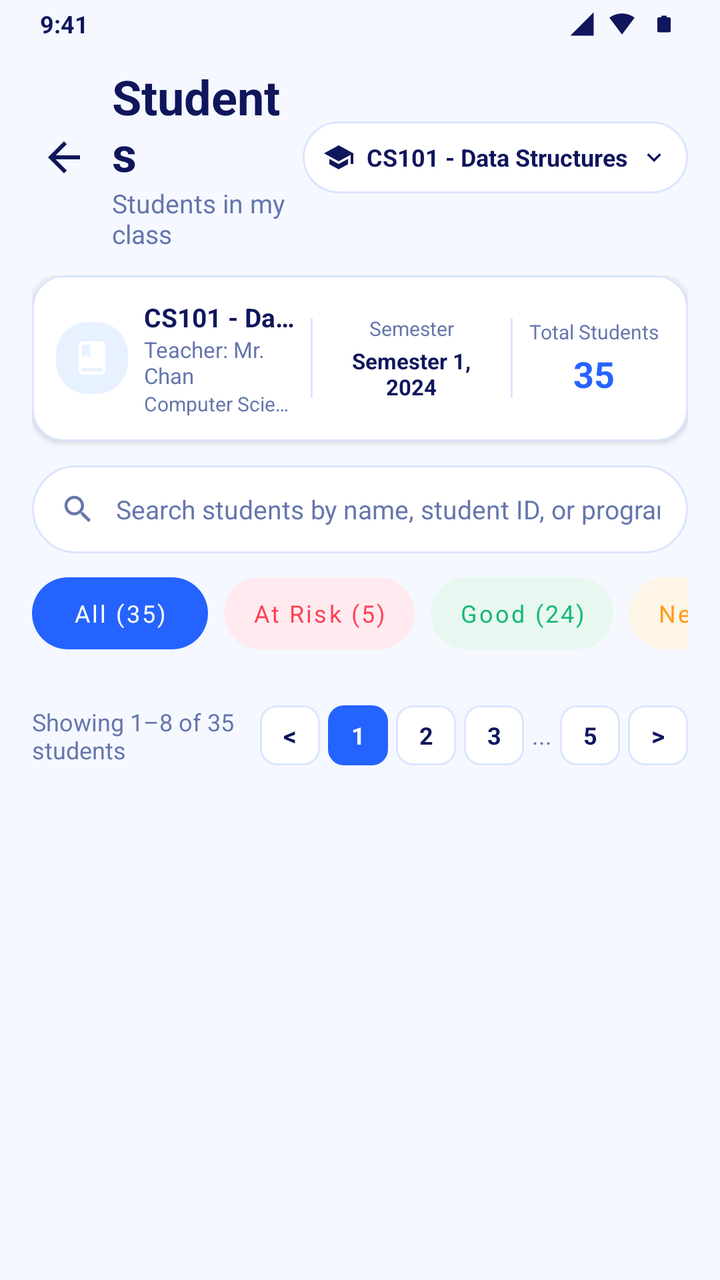
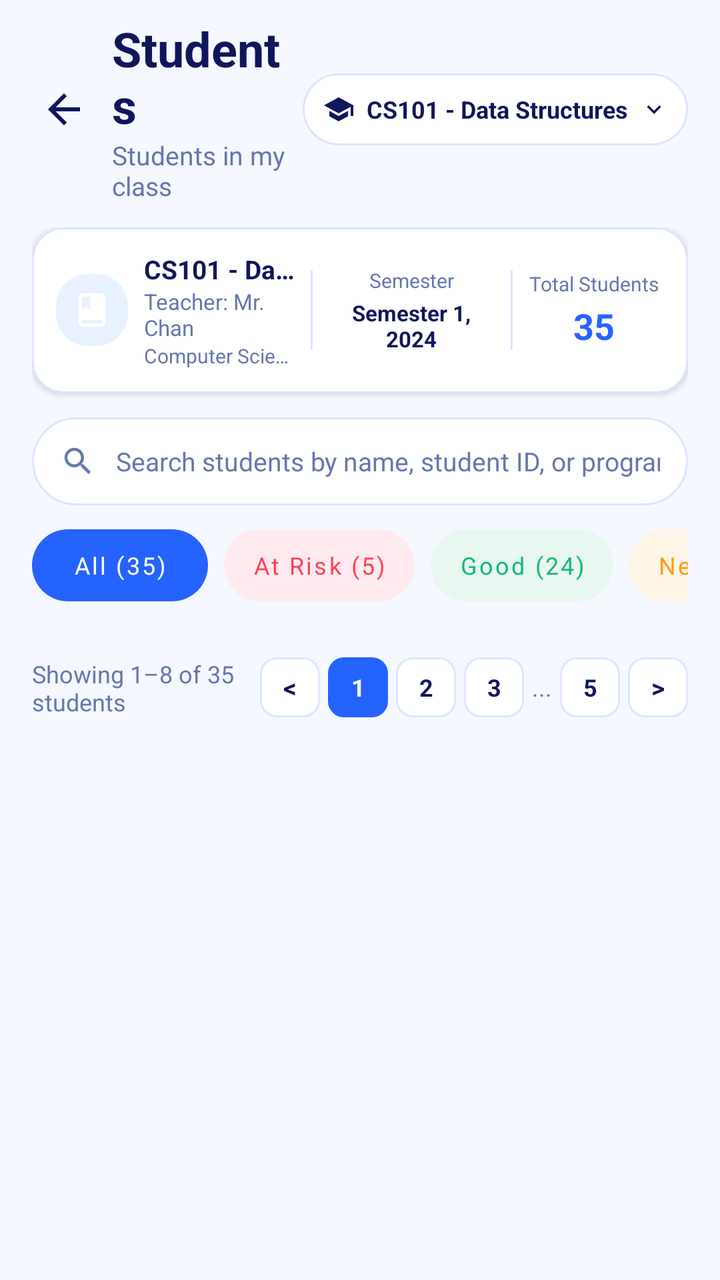

Compare the two renders of this Android layout. The source of the first and the diff that turns it into the second are given below.
<!-- AndroidManifest.xml: application theme Theme.Studentlearnanalytics -->
<!-- res/layout/fragment_teacher_students.xml -->
<?xml version="1.0" encoding="utf-8"?>
<LinearLayout
    xmlns:android="http://schemas.android.com/apk/res/android"
    xmlns:app="http://schemas.android.com/apk/res-auto"
    android:layout_width="match_parent"
    android:layout_height="match_parent"
    android:orientation="vertical"
    android:background="@color/teacher_bg"
    android:fitsSystemWindows="true">

    
    <RelativeLayout
        android:layout_width="match_parent"
        android:layout_height="24dp"
        android:paddingStart="20dp"
        android:paddingEnd="20dp"
        android:gravity="center_vertical">

        <TextView
            android:id="@+id/tvStatusBarTime"
            android:layout_width="wrap_content"
            android:layout_height="wrap_content"
            android:text="9:41"
            android:textColor="@color/teacher_dark_navy"
            android:textSize="12sp"
            android:textStyle="bold"
            android:layout_alignParentStart="true"
            android:layout_centerVertical="true"/>

        <LinearLayout
            android:layout_width="wrap_content"
            android:layout_height="wrap_content"
            android:orientation="horizontal"
            android:gravity="center_vertical"
            android:layout_alignParentEnd="true"
            android:layout_centerVertical="true">

            <ImageView
                android:layout_width="14dp"
                android:layout_height="14dp"
                android:src="@drawable/ic_signal_status"
                app:tint="@color/teacher_dark_navy"
                android:contentDescription="Signal" />

            <ImageView
                android:layout_width="14dp"
                android:layout_height="14dp"
                android:layout_marginStart="6dp"
                android:src="@drawable/ic_wifi_status"
                app:tint="@color/teacher_dark_navy"
                android:contentDescription="WiFi" />

            <ImageView
                android:layout_width="16dp"
                android:layout_height="14dp"
                android:layout_marginStart="6dp"
                android:src="@drawable/ic_battery_status"
                app:tint="@color/teacher_dark_navy"
                android:contentDescription="Battery" />
        </LinearLayout>
    </RelativeLayout>

    
    <LinearLayout
        android:layout_width="match_parent"
        android:layout_height="wrap_content"
        android:orientation="horizontal"
        android:gravity="center_vertical"
        android:paddingStart="16dp"
        android:paddingEnd="16dp"
        android:paddingTop="8dp"
        android:paddingBottom="8dp">

        <ImageView
            android:id="@+id/btnTeacherStudentsBack"
            android:layout_width="32dp"
            android:layout_height="32dp"
            android:padding="4dp"
            android:src="@drawable/ic_back"
            app:tint="@color/teacher_dark_navy"
            android:contentDescription="Back"
            android:clickable="true"
            android:focusable="true"
            android:background="?attr/selectableItemBackgroundBorderless" />

        <LinearLayout
            android:layout_width="0dp"
            android:layout_height="wrap_content"
            android:layout_weight="1"
            android:layout_marginStart="8dp"
            android:orientation="vertical">

            <TextView
                android:layout_width="wrap_content"
                android:layout_height="wrap_content"
                android:text="Students"
                android:textColor="@color/teacher_dark_navy"
                android:textSize="24sp"
                android:textStyle="bold" />

            <TextView
                android:layout_width="wrap_content"
                android:layout_height="wrap_content"
                android:text="Students in my class"
                android:textColor="@color/teacher_secondary_text"
                android:textSize="13sp" />
        </LinearLayout>

        
        <LinearLayout
            android:id="@+id/btnCourseSelector"
            android:layout_width="wrap_content"
            android:layout_height="36dp"
            android:background="@drawable/bg_teacher_dropdown"
            android:gravity="center_vertical"
            android:orientation="horizontal"
            android:paddingHorizontal="10dp"
            android:clickable="true"
            android:focusable="true"
            android:foreground="?attr/selectableItemBackground">

            <ImageView
                android:layout_width="16dp"
                android:layout_height="16dp"
                android:src="@drawable/ic_graduation_cap"
                app:tint="@color/teacher_dark_navy"
                android:contentDescription="Course" />

            <TextView
                android:id="@+id/tvSelectedCourseName"
                android:layout_width="wrap_content"
                android:layout_height="wrap_content"
                android:layout_marginStart="6dp"
                android:layout_marginEnd="6dp"
                android:text="CS101 - Data Structures"
                android:textColor="@color/teacher_dark_navy"
                android:textSize="12sp"
                android:textStyle="bold" />

            <ImageView
                android:layout_width="14dp"
                android:layout_height="14dp"
                android:src="@drawable/ic_chevron_down"
                app:tint="@color/teacher_dark_navy"
                android:contentDescription="Dropdown" />
        </LinearLayout>
    </LinearLayout>

    <ScrollView
        android:layout_width="match_parent"
        android:layout_height="0dp"
        android:layout_weight="1"
        android:fillViewport="true"
        android:scrollbars="none">

        <LinearLayout
            android:layout_width="match_parent"
            android:layout_height="wrap_content"
            android:orientation="vertical"
            android:paddingHorizontal="16dp"
            android:paddingTop="4dp"
            android:paddingBottom="16dp">

            
            <com.google.android.material.card.MaterialCardView
                android:id="@+id/cardSelectedClassSummary"
                android:layout_width="match_parent"
                android:layout_height="wrap_content"
                android:layout_marginBottom="12dp"
                app:cardBackgroundColor="@color/teacher_card_bg"
                app:cardCornerRadius="16dp"
                app:cardElevation="2dp"
                app:strokeColor="@color/teacher_border"
                app:strokeWidth="1dp">

                <LinearLayout
                    android:layout_width="match_parent"
                    android:layout_height="wrap_content"
                    android:orientation="horizontal"
                    android:padding="12dp"
                    android:gravity="center_vertical">

                    
                    <LinearLayout
                        android:layout_width="0dp"
                        android:layout_height="wrap_content"
                        android:layout_weight="1.4"
                        android:orientation="horizontal"
                        android:gravity="center_vertical">

                        <ImageView
                            android:layout_width="36dp"
                            android:layout_height="36dp"
                            android:padding="8dp"
                            android:src="@drawable/ic_book"
                            app:tint="@color/white"
                            android:background="@drawable/bg_course_icon_blue"
                            android:contentDescription="Course Icon" />

                        <LinearLayout
                            android:layout_width="match_parent"
                            android:layout_height="wrap_content"
                            android:layout_marginStart="8dp"
                            android:orientation="vertical">

                            <TextView
                                android:id="@+id/tvSummaryCourseName"
                                android:layout_width="wrap_content"
                                android:layout_height="wrap_content"
                                android:text="CS101 - Data Structures"
                                android:textColor="@color/teacher_dark_navy"
                                android:textSize="13sp"
                                android:textStyle="bold"
                                android:ellipsize="end"
                                android:singleLine="true" />

                            <TextView
                                android:id="@+id/tvSummaryTeacherName"
                                android:layout_width="wrap_content"
                                android:layout_height="wrap_content"
                                android:text="Teacher: Mr. Chan"
                                android:textColor="@color/teacher_secondary_text"
                                android:textSize="11sp" />

                            <TextView
                                android:id="@+id/tvSummaryDepartmentName"
                                android:layout_width="wrap_content"
                                android:layout_height="wrap_content"
                                android:text="Computer Science Dept."
                                android:textColor="@color/teacher_secondary_text"
                                android:textSize="10sp"
                                android:ellipsize="end"
                                android:singleLine="true" />
                        </LinearLayout>
                    </LinearLayout>

                    
                    <View
                        android:layout_width="1dp"
                        android:layout_height="40dp"
                        android:layout_marginHorizontal="6dp"
                        android:background="@color/teacher_border" />

                    
                    <LinearLayout
                        android:layout_width="0dp"
                        android:layout_height="wrap_content"
                        android:layout_weight="1"
                        android:orientation="vertical"
                        android:gravity="center">

                        <TextView
                            android:layout_width="wrap_content"
                            android:layout_height="wrap_content"
                            android:text="Semester"
                            android:textColor="@color/teacher_secondary_text"
                            android:textSize="10sp" />

                        <TextView
                            android:id="@+id/tvSummarySemester"
                            android:layout_width="wrap_content"
                            android:layout_height="wrap_content"
                            android:layout_marginTop="2dp"
                            android:text="Semester 1, 2024"
                            android:textColor="@color/teacher_dark_navy"
                            android:textSize="11sp"
                            android:textStyle="bold"
                            android:gravity="center" />
                    </LinearLayout>

                    
                    <View
                        android:layout_width="1dp"
                        android:layout_height="40dp"
                        android:layout_marginHorizontal="6dp"
                        android:background="@color/teacher_border" />

                    
                    <LinearLayout
                        android:layout_width="0dp"
                        android:layout_height="wrap_content"
                        android:layout_weight="0.8"
                        android:orientation="vertical"
                        android:gravity="center">

                        <TextView
                            android:layout_width="wrap_content"
                            android:layout_height="wrap_content"
                            android:text="Total Students"
                            android:textColor="@color/teacher_secondary_text"
                            android:textSize="10sp" />

                        <TextView
                            android:id="@+id/tvSummaryTotalStudents"
                            android:layout_width="wrap_content"
                            android:layout_height="wrap_content"
                            android:layout_marginTop="2dp"
                            android:text="35"
                            android:textColor="@color/teacher_primary_blue"
                            android:textSize="18sp"
                            android:textStyle="bold" />
                    </LinearLayout>

                </LinearLayout>
            </com.google.android.material.card.MaterialCardView>

            
            <LinearLayout
                android:layout_width="match_parent"
                android:layout_height="44dp"
                android:background="@drawable/bg_search_input"
                android:gravity="center_vertical"
                android:orientation="horizontal"
                android:paddingHorizontal="14dp"
                android:layout_marginBottom="12dp">

                <ImageView
                    android:layout_width="18dp"
                    android:layout_height="18dp"
                    android:src="@drawable/ic_search"
                    app:tint="@color/teacher_secondary_text"
                    android:contentDescription="Search" />

                <EditText
                    android:id="@+id/edtSearchStudents"
                    android:layout_width="match_parent"
                    android:layout_height="match_parent"
                    android:layout_marginStart="10dp"
                    android:background="@null"
                    android:hint="Search students by name, student ID, or program..."
                    android:imeOptions="actionSearch"
                    android:inputType="text"
                    android:textColor="@color/teacher_dark_navy"
                    android:textColorHint="@color/teacher_secondary_text"
                    android:textSize="13sp" />
            </LinearLayout>

            
            <HorizontalScrollView
                android:layout_width="match_parent"
                android:layout_height="wrap_content"
                android:scrollbars="none"
                android:layout_marginBottom="12dp">

                <LinearLayout
                    android:layout_width="wrap_content"
                    android:layout_height="wrap_content"
                    android:orientation="horizontal"
                    android:gravity="center_vertical">

                    <com.google.android.material.button.MaterialButton
                        android:id="@+id/btnFilterAll"
                        style="@style/Widget.MaterialComponents.Button.UnelevatedButton"
                        android:layout_width="wrap_content"
                        android:layout_height="36dp"
                        android:text="All (35)"
                        android:textAllCaps="false"
                        android:textSize="12sp"
                        android:textColor="@color/white"
                        app:backgroundTint="@color/teacher_primary_blue"
                        app:cornerRadius="18dp"
                        android:paddingHorizontal="14dp"
                        android:insetTop="0dp"
                        android:insetBottom="0dp" />

                    <com.google.android.material.button.MaterialButton
                        android:id="@+id/btnFilterAtRisk"
                        style="@style/Widget.MaterialComponents.Button.UnelevatedButton"
                        android:layout_width="wrap_content"
                        android:layout_height="36dp"
                        android:layout_marginStart="8dp"
                        android:text="At Risk (5)"
                        android:textAllCaps="false"
                        android:textSize="12sp"
                        android:textColor="@color/status_at_risk_text"
                        app:backgroundTint="@color/status_at_risk_bg"
                        app:cornerRadius="18dp"
                        android:paddingHorizontal="14dp"
                        android:insetTop="0dp"
                        android:insetBottom="0dp" />

                    <com.google.android.material.button.MaterialButton
                        android:id="@+id/btnFilterGood"
                        style="@style/Widget.MaterialComponents.Button.UnelevatedButton"
                        android:layout_width="wrap_content"
                        android:layout_height="36dp"
                        android:layout_marginStart="8dp"
                        android:text="Good (24)"
                        android:textAllCaps="false"
                        android:textSize="12sp"
                        android:textColor="@color/status_good_text"
                        app:backgroundTint="@color/status_good_bg"
                        app:cornerRadius="18dp"
                        android:paddingHorizontal="14dp"
                        android:insetTop="0dp"
                        android:insetBottom="0dp" />

                    <com.google.android.material.button.MaterialButton
                        android:id="@+id/btnFilterNeedAttention"
                        style="@style/Widget.MaterialComponents.Button.UnelevatedButton"
                        android:layout_width="wrap_content"
                        android:layout_height="36dp"
                        android:layout_marginStart="8dp"
                        android:text="Need Attention (6)"
                        android:textAllCaps="false"
                        android:textSize="12sp"
                        android:textColor="@color/status_attention_text"
                        app:backgroundTint="@color/status_attention_bg"
                        app:cornerRadius="18dp"
                        android:paddingHorizontal="14dp"
                        android:insetTop="0dp"
                        android:insetBottom="0dp" />

                    <LinearLayout
                        android:id="@+id/btnFilterDropdown"
                        android:layout_width="wrap_content"
                        android:layout_height="36dp"
                        android:layout_marginStart="8dp"
                        android:background="@drawable/bg_teacher_dropdown"
                        android:gravity="center_vertical"
                        android:orientation="horizontal"
                        android:paddingHorizontal="12dp"
                        android:clickable="true"
                        android:focusable="true">

                        <ImageView
                            android:layout_width="14dp"
                            android:layout_height="14dp"
                            android:src="@drawable/ic_filter_sliders"
                            app:tint="@color/teacher_primary_blue"
                            android:contentDescription="Filter" />

                        <TextView
                            android:layout_width="wrap_content"
                            android:layout_height="wrap_content"
                            android:layout_marginStart="6dp"
                            android:layout_marginEnd="4dp"
                            android:text="Filter"
                            android:textColor="@color/teacher_primary_blue"
                            android:textSize="12sp"
                            android:textStyle="bold" />

                        <ImageView
                            android:layout_width="12dp"
                            android:layout_height="12dp"
                            android:src="@drawable/ic_chevron_down"
                            app:tint="@color/teacher_primary_blue"
                            android:contentDescription="Chevron" />
                    </LinearLayout>

                </LinearLayout>
            </HorizontalScrollView>

            
            <androidx.recyclerview.widget.RecyclerView
                android:id="@+id/rvStudentList"
                android:layout_width="match_parent"
                android:layout_height="wrap_content"
                android:nestedScrollingEnabled="false" />

            
            <LinearLayout
                android:layout_width="match_parent"
                android:layout_height="wrap_content"
                android:orientation="horizontal"
                android:gravity="center_vertical"
                android:layout_marginTop="8dp"
                android:paddingVertical="8dp">

                <TextView
                    android:id="@+id/tvPaginationInfo"
                    android:layout_width="0dp"
                    android:layout_height="wrap_content"
                    android:layout_weight="1"
                    android:text="Showing 1–8 of 35 students"
                    android:textColor="@color/teacher_secondary_text"
                    android:textSize="12sp" />

                <LinearLayout
                    android:id="@+id/layoutPaginationControls"
                    android:layout_width="wrap_content"
                    android:layout_height="wrap_content"
                    android:orientation="horizontal"
                    android:gravity="center_vertical">

                    <TextView
                        android:id="@+id/btnPagePrev"
                        android:layout_width="30dp"
                        android:layout_height="30dp"
                        android:gravity="center"
                        android:text="&lt;"
                        android:textColor="@color/teacher_dark_navy"
                        android:textSize="13sp"
                        android:textStyle="bold"
                        android:background="@drawable/bg_pagination_button_inactive"
                        android:clickable="true"
                        android:focusable="true" />

                    <TextView
                        android:id="@+id/btnPage1"
                        android:layout_width="30dp"
                        android:layout_height="30dp"
                        android:layout_marginStart="4dp"
                        android:gravity="center"
                        android:text="1"
                        android:textColor="@color/white"
                        android:textSize="12sp"
                        android:textStyle="bold"
                        android:background="@drawable/bg_pagination_button_active"
                        android:clickable="true"
                        android:focusable="true" />

                    <TextView
                        android:id="@+id/btnPage2"
                        android:layout_width="30dp"
                        android:layout_height="30dp"
                        android:layout_marginStart="4dp"
                        android:gravity="center"
                        android:text="2"
                        android:textColor="@color/teacher_dark_navy"
                        android:textSize="12sp"
                        android:textStyle="bold"
                        android:background="@drawable/bg_pagination_button_inactive"
                        android:clickable="true"
                        android:focusable="true" />

                    <TextView
                        android:id="@+id/btnPage3"
                        android:layout_width="30dp"
                        android:layout_height="30dp"
                        android:layout_marginStart="4dp"
                        android:gravity="center"
                        android:text="3"
                        android:textColor="@color/teacher_dark_navy"
                        android:textSize="12sp"
                        android:textStyle="bold"
                        android:background="@drawable/bg_pagination_button_inactive"
                        android:clickable="true"
                        android:focusable="true" />

                    <TextView
                        android:id="@+id/tvPageEllipsis"
                        android:layout_width="wrap_content"
                        android:layout_height="wrap_content"
                        android:layout_marginStart="4dp"
                        android:gravity="center"
                        android:text="..."
                        android:textColor="@color/teacher_secondary_text"
                        android:textSize="12sp" />

                    <TextView
                        android:id="@+id/btnPage5"
                        android:layout_width="30dp"
                        android:layout_height="30dp"
                        android:layout_marginStart="4dp"
                        android:gravity="center"
                        android:text="5"
                        android:textColor="@color/teacher_dark_navy"
                        android:textSize="12sp"
                        android:textStyle="bold"
                        android:background="@drawable/bg_pagination_button_inactive"
                        android:clickable="true"
                        android:focusable="true" />

                    <TextView
                        android:id="@+id/btnPageNext"
                        android:layout_width="30dp"
                        android:layout_height="30dp"
                        android:layout_marginStart="4dp"
                        android:gravity="center"
                        android:text="&gt;"
                        android:textColor="@color/teacher_dark_navy"
                        android:textSize="13sp"
                        android:textStyle="bold"
                        android:background="@drawable/bg_pagination_button_inactive"
                        android:clickable="true"
                        android:focusable="true" />
                </LinearLayout>
            </LinearLayout>

        </LinearLayout>
    </ScrollView>

</LinearLayout>
<!-- resources referenced by this layout -->
<resources>
  <color name="status_at_risk_bg">#FFEBEF</color>
  <color name="status_at_risk_text">#FF4055</color>
  <color name="status_attention_bg">#FFF5E6</color>
  <color name="status_attention_text">#FF9B16</color>
  <color name="status_good_bg">#E8F8F1</color>
  <color name="status_good_text">#16B879</color>
  <color name="teacher_bg">#F5F8FF</color>
  <color name="teacher_border">#DCE5FF</color>
  <color name="teacher_card_bg">#FFFFFF</color>
  <color name="teacher_dark_navy">#10165C</color>
  <color name="teacher_primary_blue">#2563FF</color>
  <color name="teacher_secondary_text">#6676AD</color>
  <color name="white">#FFFFFFFF</color>
  <!-- drawable bg_course_icon_blue (drawable) -->
  <?xml version="1.0" encoding="utf-8"?>
  <shape xmlns:android="http://schemas.android.com/apk/res/android"
      android:shape="rectangle">
      <solid android:color="#E8F1FF" />
      <corners android:radius="16dp" />
  </shape>
  <!-- drawable bg_pagination_button_active (drawable) -->
  <?xml version="1.0" encoding="utf-8"?>
  <shape xmlns:android="http://schemas.android.com/apk/res/android"
      android:shape="rectangle">
      <solid android:color="@color/teacher_primary_blue" />
      <corners android:radius="8dp" />
  </shape>
  <!-- drawable bg_search_input (drawable) -->
  <?xml version="1.0" encoding="utf-8"?>
  <shape xmlns:android="http://schemas.android.com/apk/res/android"
      android:shape="rectangle">
      <solid android:color="@color/teacher_card_bg" />
      <stroke
          android:width="1dp"
          android:color="@color/teacher_border" />
      <corners android:radius="24dp" />
  </shape>
  <!-- drawable bg_teacher_dropdown (drawable) -->
  <?xml version="1.0" encoding="utf-8"?>
  <shape xmlns:android="http://schemas.android.com/apk/res/android"
      android:shape="rectangle">
      <solid android:color="@color/teacher_card_bg" />
      <stroke
          android:width="1dp"
          android:color="@color/teacher_border" />
      <corners android:radius="20dp" />
  </shape>
  <!-- drawable ic_battery_status (drawable) -->
  <?xml version="1.0" encoding="utf-8"?>
  <vector xmlns:android="http://schemas.android.com/apk/res/android"
      android:width="22dp"
      android:height="14dp"
      android:viewportWidth="24"
      android:viewportHeight="24">
      <path
          android:fillColor="#111B6B"
          android:pathData="M15.67,4H14V2h-4v2H8.33C7.6,4 7,4.6 7,5.33v15.33C7,21.4 7.6,22 8.33,22h7.33c0.74,0 1.34,-0.6 1.34,-1.33V5.33C17,4.6 16.4,4 15.67,4z"/>
  </vector>
  <!-- drawable ic_filter_sliders (drawable) -->
  <vector xmlns:android="http://schemas.android.com/apk/res/android"
      android:width="24dp"
      android:height="24dp"
      android:viewportWidth="24"
      android:viewportHeight="24">
    <path
        android:fillColor="#FF000000"
        android:pathData="M10,18h4v-2h-4v2zM3,6v2h18V6H3zm3,7h12v-2H6v2z"/>
  </vector>
  <!-- drawable ic_signal_status (drawable) -->
  <?xml version="1.0" encoding="utf-8"?>
  <vector xmlns:android="http://schemas.android.com/apk/res/android"
      android:width="16dp"
      android:height="16dp"
      android:viewportWidth="24"
      android:viewportHeight="24">
      <path
          android:fillColor="#111B6B"
          android:pathData="M2,22h20V2L2,22z"/>
  </vector>
  <!-- drawable ic_wifi_status (drawable) -->
  <?xml version="1.0" encoding="utf-8"?>
  <vector xmlns:android="http://schemas.android.com/apk/res/android"
      android:width="16dp"
      android:height="16dp"
      android:viewportWidth="24"
      android:viewportHeight="24">
      <path
          android:fillColor="#111B6B"
          android:pathData="M12,3C7.95,3 4.21,4.34 1.2,6.6L12,21 22.8,6.6C19.79,4.34 16.05,3 12,3z"/>
  </vector>
  <color name="text_primary">#1E1B4B</color>
  <color name="primary">#5B3DF5</color>
  <color name="primary_dark">#4324EB</color>
  <color name="primary_light">#5B3DF5</color>
  <color name="app_background">#F8F9FC</color>
  <!-- unchanged entries left out for length: 7 -->
</resources>

<!-- the commit's change to res/layout/fragment_teacher_students.xml (unified diff, before → after) -->
@@ -7,58 +7,6 @@
     android:orientation="vertical"
     android:background="@color/teacher_bg"
     android:fitsSystemWindows="true">
-
-    
-    <RelativeLayout
-        android:layout_width="match_parent"
-        android:layout_height="24dp"
-        android:paddingStart="20dp"
-        android:paddingEnd="20dp"
-        android:gravity="center_vertical">
-
-        <TextView
-            android:id="@+id/tvStatusBarTime"
-            android:layout_width="wrap_content"
-            android:layout_height="wrap_content"
-            android:text="9:41"
-            android:textColor="@color/teacher_dark_navy"
-            android:textSize="12sp"
-            android:textStyle="bold"
-            android:layout_alignParentStart="true"
-            android:layout_centerVertical="true"/>
-
-        <LinearLayout
-            android:layout_width="wrap_content"
-            android:layout_height="wrap_content"
-            android:orientation="horizontal"
-            android:gravity="center_vertical"
-            android:layout_alignParentEnd="true"
-            android:layout_centerVertical="true">
-
-            <ImageView
-                android:layout_width="14dp"
-                android:layout_height="14dp"
-                android:src="@drawable/ic_signal_status"
-                app:tint="@color/teacher_dark_navy"
-                android:contentDescription="Signal" />
-
-            <ImageView
-                android:layout_width="14dp"
-                android:layout_height="14dp"
-                android:layout_marginStart="6dp"
-                android:src="@drawable/ic_wifi_status"
-                app:tint="@color/teacher_dark_navy"
-                android:contentDescription="WiFi" />
-
-            <ImageView
-                android:layout_width="16dp"
-                android:layout_height="14dp"
-                android:layout_marginStart="6dp"
-                android:src="@drawable/ic_battery_status"
-                app:tint="@color/teacher_dark_navy"
-                android:contentDescription="Battery" />
-        </LinearLayout>
-    </RelativeLayout>
 
     
     <LinearLayout
<!-- resource entries referenced after the edit -->
@@ -47,17 +47,6 @@
           android:color="@color/teacher_border" />
       <corners android:radius="20dp" />
   </shape>
-  <!-- drawable ic_battery_status (drawable) -->
-  <?xml version="1.0" encoding="utf-8"?>
-  <vector xmlns:android="http://schemas.android.com/apk/res/android"
-      android:width="22dp"
-      android:height="14dp"
-      android:viewportWidth="24"
-      android:viewportHeight="24">
-      <path
-          android:fillColor="#111B6B"
-          android:pathData="M15.67,4H14V2h-4v2H8.33C7.6,4 7,4.6 7,5.33v15.33C7,21.4 7.6,22 8.33,22h7.33c0.74,0 1.34,-0.6 1.34,-1.33V5.33C17,4.6 16.4,4 15.67,4z"/>
-  </vector>
   <!-- drawable ic_filter_sliders (drawable) -->
   <vector xmlns:android="http://schemas.android.com/apk/res/android"
       android:width="24dp"
@@ -68,28 +57,6 @@
         android:fillColor="#FF000000"
         android:pathData="M10,18h4v-2h-4v2zM3,6v2h18V6H3zm3,7h12v-2H6v2z"/>
   </vector>
-  <!-- drawable ic_signal_status (drawable) -->
-  <?xml version="1.0" encoding="utf-8"?>
-  <vector xmlns:android="http://schemas.android.com/apk/res/android"
-      android:width="16dp"
-      android:height="16dp"
-      android:viewportWidth="24"
-      android:viewportHeight="24">
-      <path
-          android:fillColor="#111B6B"
-          android:pathData="M2,22h20V2L2,22z"/>
-  </vector>
-  <!-- drawable ic_wifi_status (drawable) -->
-  <?xml version="1.0" encoding="utf-8"?>
-  <vector xmlns:android="http://schemas.android.com/apk/res/android"
-      android:width="16dp"
-      android:height="16dp"
-      android:viewportWidth="24"
-      android:viewportHeight="24">
-      <path
-          android:fillColor="#111B6B"
-          android:pathData="M12,3C7.95,3 4.21,4.34 1.2,6.6L12,21 22.8,6.6C19.79,4.34 16.05,3 12,3z"/>
-  </vector>
   <color name="text_primary">#1E1B4B</color>
   <color name="primary">#5B3DF5</color>
   <color name="primary_dark">#4324EB</color>
